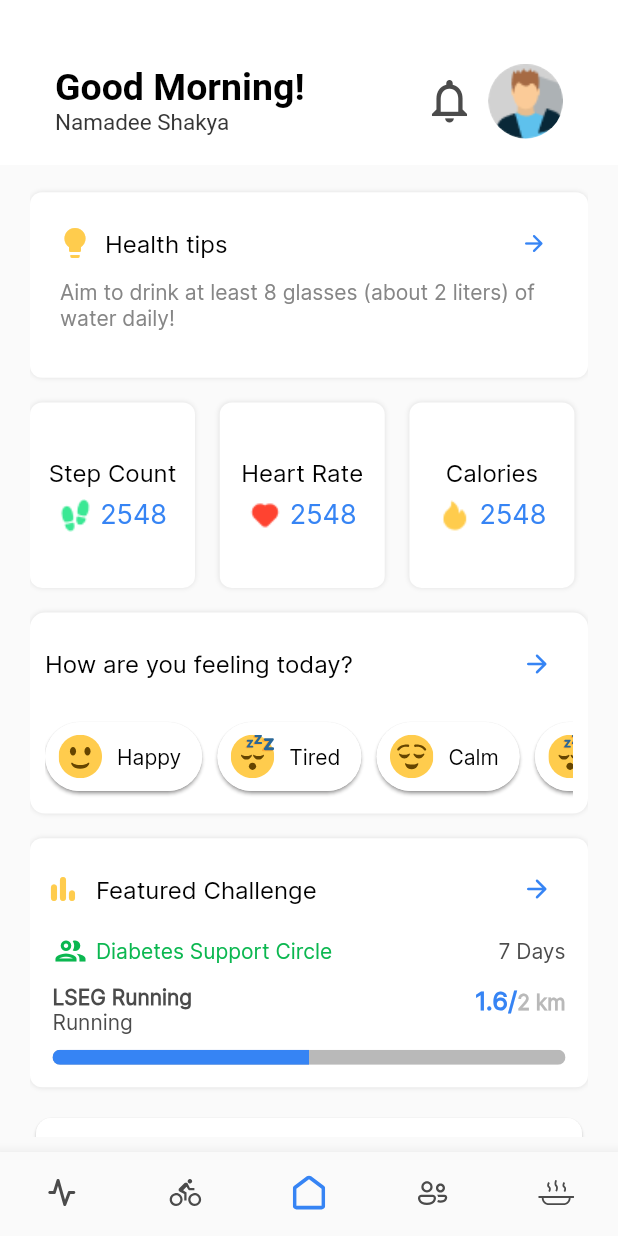
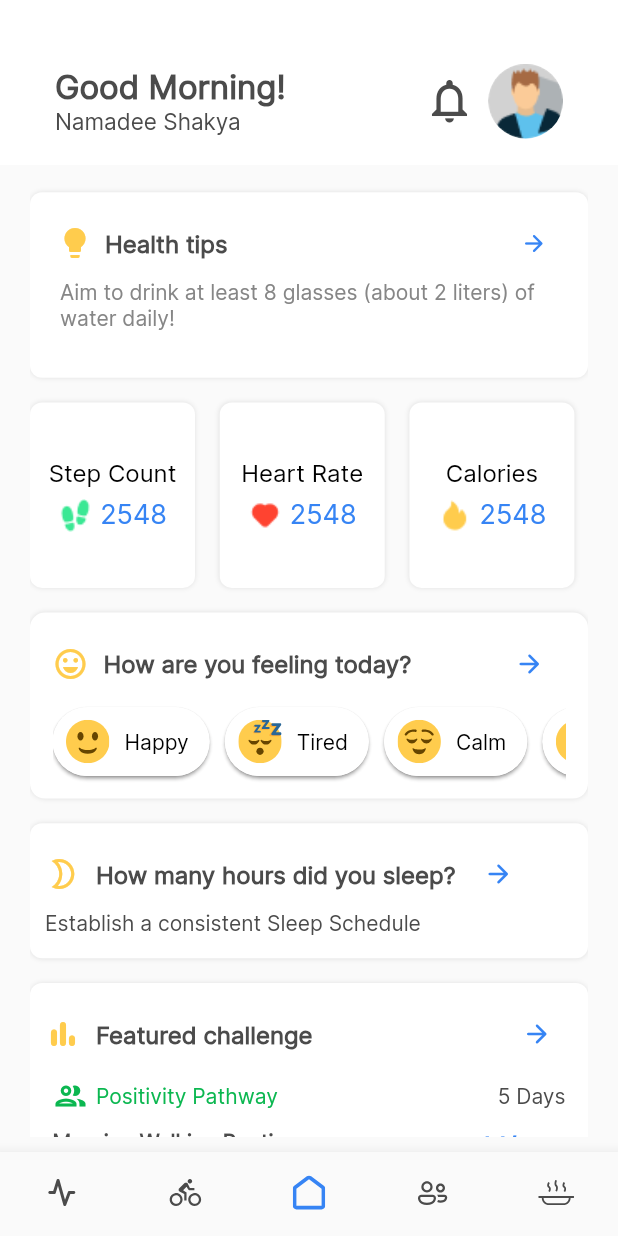
Before and after one commit to Team-Ayura/Ayura-Client, a Flutter app: the Home screen opened directly, on a phone screen of 412 x 824 dp. Run offline on Flutter 3.47's test engine with Material 2 defaults, Android fonts, the phone set to English and light mode, and no system bars; our stand-ins replace buttons_tabbar, fl_chart, flutter_animate, flutter_calendar_carousel, flutter_slidable, flutter_svg and 9 more; missing offline and left inert: country_list_pick, flutter_ruler_picker, time_duration_picker; accounts and stored records are empty; project files that could hold a hidden picture were left out.

Commit message:
Home UI adjustments

```diff
--- a/lib/pages/home.dart
+++ b/lib/pages/home.dart
@@ -43,16 +43,22 @@ class _HomeState extends State<Home> {
                     crossAxisAlignment: CrossAxisAlignment.start,
                     mainAxisAlignment: MainAxisAlignment.start,
                     children: [
-                      Text('Good Morning!',
-                          style: TextStyle(
-                              color: Colors.black,
-                              fontSize: 25,
-                              fontWeight: FontWeight.w600)),
-                      Text('Namadee Shakya',
-                          style: TextStyle(
-                              color: Color.fromARGB(255, 54, 54, 54),
-                              fontSize: 15,
-                              fontWeight: FontWeight.w400)),
+                      Text(
+                        'Good Morning!',
+                        style: TextStyle(
+                            fontFamily: "Inter",
+                            color: AppColors.textColor,
+                            fontSize: 22,
+                            fontWeight: FontWeight.w600),
+                      ),
+                      Text(
+                        'Namadee Shakya',
+                        style: TextStyle(
+                            fontFamily: "Inter",
+                            color: AppColors.textColor,
+                            fontSize: 15,
+                            fontWeight: FontWeight.w500),
+                      ),
                     ],
                   ),
                   Row(
@@ -128,7 +134,8 @@ class _HomeState extends State<Home> {
             delegate: SliverChildListDelegate(
               [
                 Container(
-                  padding: const EdgeInsets.all(10),
+                  padding: const EdgeInsets.symmetric(
+                      vertical: 10.0, horizontal: 15.0),
                   decoration: BoxDecoration(
                     color: Colors.white,
                     borderRadius: BorderRadius.circular(10),
@@ -143,13 +150,19 @@ class _HomeState extends State<Home> {
                     children: [
                       Row(
                         children: [
+                          Icon(
+                            Icons.emoji_emotions_outlined,
+                            size: 24.0,
+                            color: AppColors.yellowColor,
+                          ),
+                          SizedBox(width: 10),
                           Text(
                             'How are you feeling today?',
                             style: TextStyle(
-                              color: Colors.black,
+                              color: AppColors.textColor,
                               fontSize: 16,
                               fontFamily: "Inter",
-                              fontWeight: FontWeight.w500,
+                              fontWeight: FontWeight.w600,
                             ),
                           ),
                           Expanded(
@@ -165,7 +178,6 @@ class _HomeState extends State<Home> {
                           ),
                         ],
                       ),
-                      SizedBox(height: 10),
                       //Moods
                       SingleChildScrollView(
                         scrollDirection: Axis.horizontal,
@@ -197,6 +209,69 @@ class _HomeState extends State<Home> {
                 ),
                 SizedBox(height: height * 0.02),
                 Container(
+                  padding: const EdgeInsets.fromLTRB(10, 10, 10, 15),
+                  decoration: BoxDecoration(
+                    borderRadius: BorderRadius.circular(8),
+                    color: Colors.white,
+                    boxShadow: const [
+                      BoxShadow(
+                        color: Color.fromARGB(69, 158, 158, 158),
+                        blurRadius: 2.0,
+                      ),
+                    ],
+                  ),
+                  child: Column(
+                    mainAxisAlignment: MainAxisAlignment.start,
+                    crossAxisAlignment: CrossAxisAlignment.start,
+                    children: [
+                      Row(
+                        children: [
+                          const Icon(
+                            Icons.mode_night_outlined,
+                            size: 24.0,
+                            color: AppColors.yellowColor,
+                          ),
+                          const SizedBox(width: 10),
+                          const Flexible(
+                            child: Text(
+                              'How many hours did you sleep? ',
+                              style: TextStyle(
+                                color: AppColors.textColor,
+                                fontSize: 16,
+                                fontFamily: "Inter",
+                                fontWeight: FontWeight.w600,
+                              ),
+                            ),
+                          ),
+                          IconButton(
+                            onPressed: () {
+                              PageNavigator(context: context)
+                                  .nextPage(const SleepFirstPage());
+                            },
+                            icon: const Icon(
+                              Icons.arrow_forward_rounded,
+                              size: 20,
+                              color: AppColors.primaryColor,
+                            ),
+                          ),
+                        ],
+                      ),
+                      const SizedBox(
+                        // Challenge Container
+                        child: Text(
+                          "Establish a consistent Sleep Schedule",
+                          style: TextStyle(
+                            fontFamily: 'Inter',
+                            fontSize: 14,
+                            color: AppColors.textColor,
+                          ),
+                        ),
+                      ),
+                    ],
+                  ),
+                ),
+                SizedBox(height: height * 0.02),
+                Container(
                   padding: const EdgeInsets.all(10),
                   decoration: BoxDecoration(
                     borderRadius: BorderRadius.circular(8),
@@ -221,12 +296,12 @@ class _HomeState extends State<Home> {
                           ),
                           SizedBox(width: 10),
                           Text(
-                            'Featured Challenge',
+                            'Featured challenge',
                             style: TextStyle(
-                              color: Colors.black,
+                              color: AppColors.textColor,
                               fontSize: 16,
                               fontFamily: "Inter",
-                              fontWeight: FontWeight.w500,
+                              fontWeight: FontWeight.w600,
                             ),
                           ),
                           Expanded(
@@ -242,116 +317,28 @@ class _HomeState extends State<Home> {
                           ),
                         ],
                       ),
-                      // const Padding(
-                      //   padding: EdgeInsets.only(left: 10.0),
-                      //   child: Text("LSEG Running",
-                      //       style: TextStyle(
-                      //           fontSize: 25, fontWeight: FontWeight.w600)),
-                      // ),
-                      // const Padding(
-                      //   padding: EdgeInsets.only(left: 10.0),
-                      //   child: Text(
-                      //     'running',
-                      //     style: TextStyle(
-                      //       color: Color.fromARGB(255, 134, 134, 134),
-                      //       fontSize: 16.0,
-                      //     ),
-                      //   ),
-                      // ),
-                      // const SizedBox(height: 5),
-                      // Padding(
-                      //   padding: const EdgeInsets.symmetric(horizontal: 10.0),
-                      //   child: LinearProgressIndicator(
-                      //     minHeight: 8,
-                      //     value: 0.5,
-                      //     backgroundColor: Colors.grey[300],
-                      //     valueColor: const AlwaysStoppedAnimation<Color>(
-                      //         AppColors.primaryColor),
-                      //   ),
-                      // ),
-
                       SizedBox(
                         // Challenge Container
                         child: ChallengeCard(
                           //Must Pass other data also, such as challenge data
                           margin: 0,
                           padding: 5,
-                          communityName: 'Diabetes Support Circle',
-                          challengeName: 'LSEG Running',
-                          challengeType: 'Running',
-                          remainingTime: '7 Days',
-                          completedCount: '1.6',
-                          totalCount: '2 km',
+                          communityName: 'Positivity Pathway',
+                          challengeName: 'Morning Walking Routine',
+                          challengeType: 'Walking',
+                          remainingTime: '5 Days',
+                          completedCount: '1.1',
+                          totalCount: '4 km',
                         ),
                       ),
                     ],
                   ),
                 ),
-                SizedBox(height: height * 0.02),
-
-
-
-                //sleep
-                Card(
-                elevation: 1, // Adjust elevation for shadow
-                shape: RoundedRectangleBorder(
-                  borderRadius: BorderRadius.circular(10.0), // Adjust the border radius
-                ),
-                child: ListTile(
-                    horizontalTitleGap: 25.0,
-                  contentPadding: const EdgeInsets.fromLTRB(15, 10, 10, 8),
-                  title: const Text('How many hours did you sleep? ',style: TextStyle(
-                    fontFamily: 'Inter',
-                    fontSize: 16,
-                    fontWeight: FontWeight.w700,
-                    color: Colors.black,
-                  )),
-                  subtitle: const Text("Establish a consistent Sleep Schedule"),
-                  trailing: TextButton(onPressed: () {PageNavigator(context: context).nextPage( const SleepFirstPage());}, child:Icon( Icons.arrow_forward,))
-                ),
-                  ),
-
-
               ],
             ),
           )
         ]),
       ),
-
-      // child: Column(
-      //   children: [
-      //     tipsCard(
-      //       height: height * 0.15,
-      //       title: 'Health Tips',
-      //       descritpion:
-      //           'Smoke at least 4 cigarettes every day. It will reduce lung cancer risk by 99%.',
-      //       CTA: 'More Health tips',
-      //       icon: Icons.lightbulb,
-      //     ),
-      //     SizedBox(height: height * 0.02),
-      //     Expanded(
-      //       child: ListView(
-      //           scrollDirection: Axis.horizontal,
-      //           shrinkWrap: true,
-      //           children: [
-      //             activityCard(
-      //                 text: 'Step Count',
-      //                 number: 2548,
-      //                 image: 'assets/icons/step_icon.png'),
-      //             SizedBox(width: width * 0.04),
-      //             activityCard(
-      //                 text: 'Heart Rate',
-      //                 number: 2548,
-      //                 image: 'assets/icons/heart.png'),
-      //             SizedBox(width: width * 0.04),
-      //             activityCard(
-      //                 text: 'Calories',
-      //                 number: 2548,
-      //                 image: 'assets/icons/fire.png'),
-      //           ]),
-      //     ),
-      //     SizedBox(height: height * 0.02),
-
       bottomNavigationBar: const AppNavigation(),
     );
   }
--- a/lib/widgets/features/home/tips_card.dart
+++ b/lib/widgets/features/home/tips_card.dart
@@ -39,10 +39,10 @@ Widget tipsCard({
                     label: Text(
                       title!,
                       style: const TextStyle(
-                        color: Colors.black,
+                        color: AppColors.textColor,
                         fontSize: 16,
                         fontFamily: "Inter",
-                        fontWeight: FontWeight.w500,
+                        fontWeight: FontWeight.w600,
                       ),
                     ),
                   )
@@ -51,10 +51,10 @@ Widget tipsCard({
                     child: Text(
                       title!,
                       style: const TextStyle(
-                        color: Colors.black,
-                        fontSize: 17,
+                        color: AppColors.textColor,
+                        fontSize: 16,
                         fontFamily: "Inter",
-                        fontWeight: FontWeight.w400,
+                        fontWeight: FontWeight.w600,
                       ),
                     ),
                   ),
```
